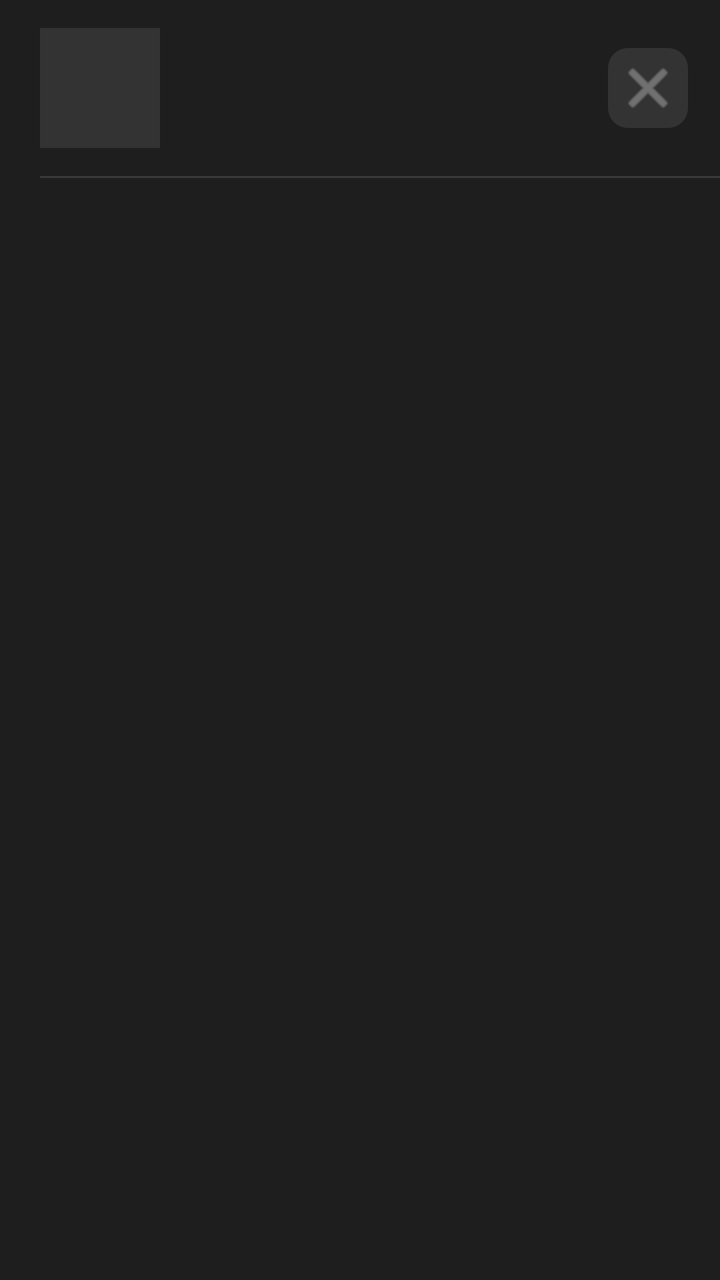
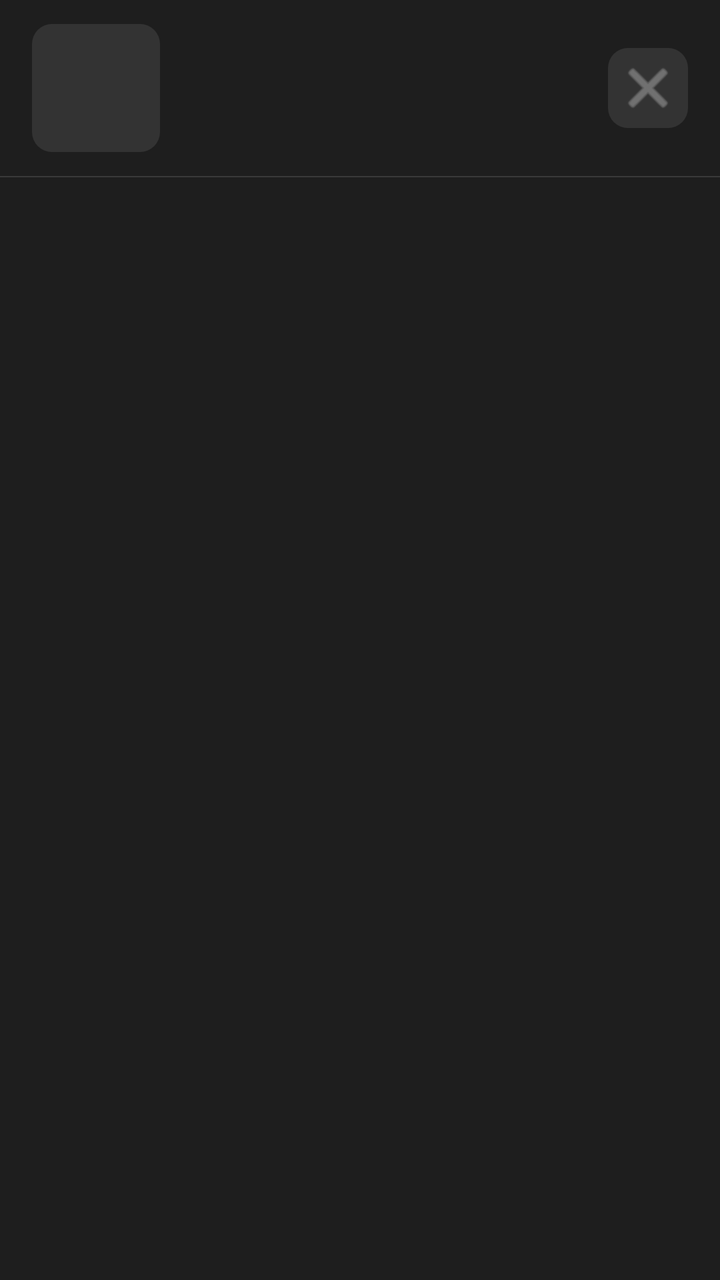

The first picture is an Android layout as it rendered before a commit; the second is the same layout after the commit. The layout source and the unified diff follow.
<!-- AndroidManifest.xml: application theme Theme.ARDrawing -->
<!-- res/layout/item_project.xml -->
<?xml version="1.0" encoding="utf-8"?>
<LinearLayout
    xmlns:android="http://schemas.android.com/apk/res/android"
    android:layout_width="match_parent"
    android:layout_height="wrap_content"
    android:orientation="vertical"
    android:background="@color/mc_bg_dark">

    <LinearLayout
        android:id="@+id/itemRoot"
        android:layout_width="match_parent"
        android:layout_height="wrap_content"
        android:orientation="horizontal"
        android:gravity="center_vertical"
        android:paddingStart="20dp"
        android:paddingEnd="16dp"
        android:paddingTop="14dp"
        android:paddingBottom="14dp"
        android:background="?attr/selectableItemBackground">

        
        <ImageView
            android:id="@+id/ivProjectThumb"
            android:layout_width="60dp"
            android:layout_height="60dp"
            android:scaleType="centerCrop"
            android:background="@color/bg_surface2"
            android:clipToOutline="true" />

        
        <LinearLayout
            android:layout_width="0dp"
            android:layout_height="wrap_content"
            android:layout_weight="1"
            android:orientation="vertical"
            android:paddingStart="14dp"
            android:paddingEnd="8dp">

            <TextView
                android:id="@+id/tvProjectName"
                android:layout_width="wrap_content"
                android:layout_height="wrap_content"
                android:textColor="@color/text_primary"
                android:textSize="15sp"
                android:textStyle="bold"
                android:maxLines="1"
                android:ellipsize="end" />

            <TextView
                android:id="@+id/tvProjectDate"
                android:layout_width="wrap_content"
                android:layout_height="wrap_content"
                android:textColor="@color/text_secondary"
                android:textSize="11sp"
                android:layout_marginTop="3dp" />

            <TextView
                android:id="@+id/tvTodayBadge"
                android:layout_width="wrap_content"
                android:layout_height="wrap_content"
                android:layout_marginTop="5dp"
                android:text="HOY"
                android:textColor="@color/white"
                android:textSize="8sp"
                android:letterSpacing="0.1"
                android:textStyle="bold"
                android:background="@drawable/bg_badge_today"
                android:paddingStart="6dp"
                android:paddingEnd="6dp"
                android:paddingTop="2dp"
                android:paddingBottom="2dp"
                android:visibility="gone" />

            <View
                android:id="@+id/viewAccentBar"
                android:layout_width="0dp"
                android:layout_height="0dp"
                android:visibility="gone" />

        </LinearLayout>

        

        
        <ImageButton
            android:id="@+id/btnDeleteProject"
            android:layout_width="40dp"
            android:layout_height="40dp"
            android:src="@android:drawable/ic_menu_close_clear_cancel"
            android:background="@drawable/bg_surface2_shape"
            android:tint="@color/text_secondary"
            android:padding="10dp"
            android:contentDescription="Eliminar" />

    </LinearLayout>

    <View
        android:layout_width="match_parent"
        android:layout_height="1dp"
        android:layout_marginStart="20dp"
        android:background="@color/divider" />

</LinearLayout>
<!-- resources referenced by this layout -->
<resources>
  <color name="bg_surface2">#333333</color>
  <color name="divider">#3A3A3A</color>
  <color name="mc_bg_dark">#1E1E1E</color>
  <color name="text_primary">#FFFFFF</color>
  <color name="text_secondary">#999999</color>
  <color name="white">#FFFFFF</color>
  <!-- drawable bg_badge_today (drawable) -->
  <?xml version="1.0" encoding="utf-8"?>
  <shape xmlns:android="http://schemas.android.com/apk/res/android"
      android:shape="rectangle">
      <solid android:color="@color/mc_accent" />
      <corners android:radius="4dp" />
  </shape>
  <!-- drawable bg_surface2_shape (drawable) -->
  <?xml version="1.0" encoding="utf-8"?>
  <shape xmlns:android="http://schemas.android.com/apk/res/android"
      android:shape="rectangle">
      <solid android:color="@color/bg_surface2" />
      <corners android:radius="10dp" />
  </shape>
  <style name="Theme.ARDrawing" parent="Theme.MaterialComponents.Light.NoActionBar">
          <item name="colorPrimary">@color/navbar_dark</item>
          <item name="colorPrimaryVariant">@color/navbar_dark</item>
          <item name="colorOnPrimary">@color/white</item>
          <item name="colorSecondary">@color/mc_accent</item>
          <item name="colorOnSecondary">@color/white</item>
          <item name="android:windowBackground">@color/mc_bg_dark</item>
          <item name="android:statusBarColor">@color/mc_bg_dark</item>
          <item name="android:windowLightStatusBar">false</item>
          <item name="android:navigationBarColor">@color/navbar_dark</item>
          <item name="android:windowLightNavigationBar" tools:targetApi="27">false</item>
      </style>
  <color name="mc_accent">#F2801A</color>
  <color name="navbar_dark">#161616</color>
</resources>

<!-- the commit's change to res/layout/item_project.xml (unified diff, before → after) -->
@@ -4,100 +4,67 @@
     android:layout_width="match_parent"
     android:layout_height="wrap_content"
     android:orientation="vertical"
-    android:background="@color/mc_bg_dark">
+    android:background="?attr/selectableItemBackground">
 
     <LinearLayout
-        android:id="@+id/itemRoot"
         android:layout_width="match_parent"
         android:layout_height="wrap_content"
         android:orientation="horizontal"
         android:gravity="center_vertical"
-        android:paddingStart="20dp"
+        android:paddingStart="16dp"
         android:paddingEnd="16dp"
-        android:paddingTop="14dp"
-        android:paddingBottom="14dp"
-        android:background="?attr/selectableItemBackground">
+        android:paddingTop="12dp"
+        android:paddingBottom="12dp">
 
-        
         <ImageView
             android:id="@+id/ivProjectThumb"
-            android:layout_width="60dp"
-            android:layout_height="60dp"
+            android:layout_width="64dp"
+            android:layout_height="64dp"
             android:scaleType="centerCrop"
-            android:background="@color/bg_surface2"
-            android:clipToOutline="true" />
+            android:background="@drawable/bg_surface2_shape"
+            android:contentDescription="Miniatura del proyecto" />
 
-        
         <LinearLayout
             android:layout_width="0dp"
             android:layout_height="wrap_content"
             android:layout_weight="1"
             android:orientation="vertical"
-            android:paddingStart="14dp"
-            android:paddingEnd="8dp">
+            android:layout_marginStart="14dp">
 
             <TextView
                 android:id="@+id/tvProjectName"
                 android:layout_width="wrap_content"
                 android:layout_height="wrap_content"
                 android:textColor="@color/text_primary"
-                android:textSize="15sp"
-                android:textStyle="bold"
-                android:maxLines="1"
-                android:ellipsize="end" />
+                android:textSize="16sp"
+                android:textStyle="bold" />
 
             <TextView
                 android:id="@+id/tvProjectDate"
                 android:layout_width="wrap_content"
                 android:layout_height="wrap_content"
                 android:textColor="@color/text_secondary"
-                android:textSize="11sp"
-                android:layout_marginTop="3dp" />
-
-            <TextView
-                android:id="@+id/tvTodayBadge"
-                android:layout_width="wrap_content"
-                android:layout_height="wrap_content"
-                android:layout_marginTop="5dp"
-                android:text="HOY"
-                android:textColor="@color/white"
-                android:textSize="8sp"
-                android:letterSpacing="0.1"
-                android:textStyle="bold"
-                android:background="@drawable/bg_badge_today"
-                android:paddingStart="6dp"
-                android:paddingEnd="6dp"
-                android:paddingTop="2dp"
-                android:paddingBottom="2dp"
-                android:visibility="gone" />
-
-            <View
-                android:id="@+id/viewAccentBar"
-                android:layout_width="0dp"
-                android:layout_height="0dp"
-                android:visibility="gone" />
+                android:textSize="12sp"
+                android:layout_marginTop="2dp" />
 
         </LinearLayout>
 
-        
-
-        
         <ImageButton
             android:id="@+id/btnDeleteProject"
             android:layout_width="40dp"
             android:layout_height="40dp"
             android:src="@android:drawable/ic_menu_close_clear_cancel"
             android:background="@drawable/bg_surface2_shape"
+            android:padding="8dp"
             android:tint="@color/text_secondary"
-            android:padding="10dp"
-            android:contentDescription="Eliminar" />
+            android:contentDescription="Eliminar proyecto"
+            android:layout_marginStart="8dp" />
 
     </LinearLayout>
 
     <View
         android:layout_width="match_parent"
-        android:layout_height="1dp"
-        android:layout_marginStart="20dp"
+        android:layout_height="0.5dp"
         android:background="@color/divider" />
 
 </LinearLayout>
<!-- resource entries referenced after the edit -->
@@ -6,13 +6,6 @@
   <color name="text_primary">#FFFFFF</color>
   <color name="text_secondary">#999999</color>
   <color name="white">#FFFFFF</color>
-  <!-- drawable bg_badge_today (drawable) -->
-  <?xml version="1.0" encoding="utf-8"?>
-  <shape xmlns:android="http://schemas.android.com/apk/res/android"
-      android:shape="rectangle">
-      <solid android:color="@color/mc_accent" />
-      <corners android:radius="4dp" />
-  </shape>
   <!-- drawable bg_surface2_shape (drawable) -->
   <?xml version="1.0" encoding="utf-8"?>
   <shape xmlns:android="http://schemas.android.com/apk/res/android"
